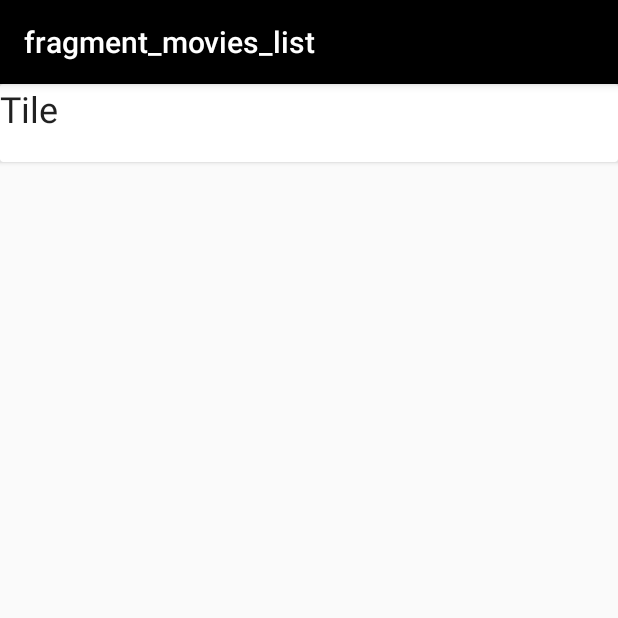
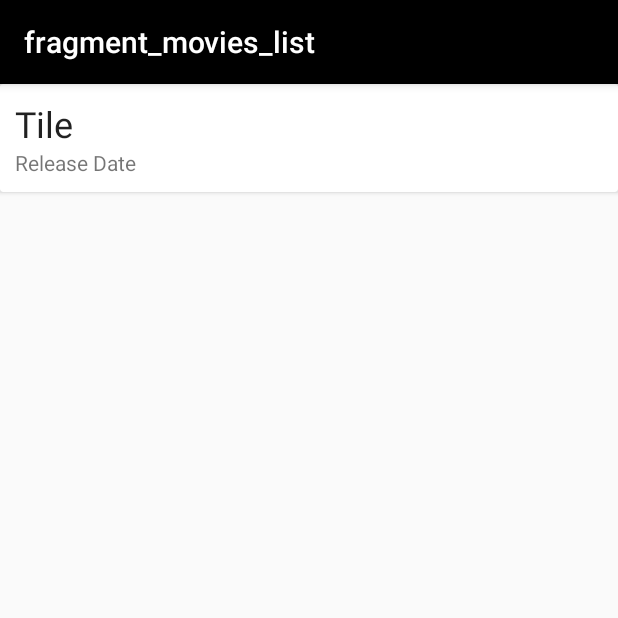
Before and after one commit to crupp52/nachos, an Android app: the screen it shows after launch (MainActivity), on a phone screen of 412 x 824 dp, the top half of it. Run offline under Robolectric (Android 15) with nearby library versions, the phone set to English and light mode, and no system bars; our stand-ins replace Room's generated code, navigation-ui; 1 statement that could not run was skipped.

Commit message:
First run

```diff
--- a/app/src/main/java/com/crupp52/nachos/data/db/MovieDatabase.kt
+++ b/app/src/main/java/com/crupp52/nachos/data/db/MovieDatabase.kt
@@ -9,7 +9,7 @@ import androidx.sqlite.db.SupportSQLiteDatabase
 import com.crupp52.nachos.data.MovieInfoProvider
 import com.crupp52.nachos.data.model.Movie
 
-@Database(entities = [Movie::class],    version = 1)
+@Database(entities = [Movie::class],    version = 2)
 abstract class MovieDatabase : RoomDatabase() {
 
     abstract fun movieDao(): MovieDao
--- a/app/src/main/java/com/crupp52/nachos/ui/list/MoviesListFragment.kt
+++ b/app/src/main/java/com/crupp52/nachos/ui/list/MoviesListFragment.kt
@@ -43,16 +43,16 @@ class MoviesListFragment : Fragment(),
             }
         })
 
-        addFab.setOnClickListener{
+        /*addFab.setOnClickListener{
             view.findNavController().navigate(R.id.action_moviesListFragment_to_addMovieFragment2)
-        }
+        }*/
     }
 
     override fun onItemClick(movie: Movie, itemView: View) {
         val movieBundle = Bundle().apply {
             putInt(getString(R.string.movie_id), movie.id)
         }
-        view?.findNavController()?.navigate(R.id.action_moviesListFragment_to_movieDetailsActivity, movieBundle)
+        view?.findNavController()?.navigate(R.id.action_moviesListFragment_to_movieDetailsFragment2, movieBundle)
     }
 
     private fun populateMovieList(peopleList: List<Movie>) {
--- a/app/src/main/res/layout/activity_main.xml
+++ b/app/src/main/res/layout/activity_main.xml
@@ -1,5 +1,5 @@
 <?xml version="1.0" encoding="utf-8"?>
-<android.support.constraint.ConstraintLayout
+<androidx.constraintlayout.widget.ConstraintLayout
     xmlns:android="http://schemas.android.com/apk/res/android"
     xmlns:app="http://schemas.android.com/apk/res-auto"
     xmlns:tools="http://schemas.android.com/tools"
@@ -14,4 +14,4 @@
         android:layout_height="match_parent"
         app:defaultNavHost="true"
         app:navGraph="@navigation/navigation_graph" />
-</android.support.constraint.ConstraintLayout>
+</androidx.constraintlayout.widget.ConstraintLayout>
--- a/app/src/main/res/layout/fragment_movie_details.xml
+++ b/app/src/main/res/layout/fragment_movie_details.xml
@@ -12,7 +12,8 @@
         android:layout_width="wrap_content"
         android:layout_height="wrap_content"
         android:layout_gravity="center_horizontal"
-        android:textAppearance="@style/TextAppearance.AppCompat.Headline" />
+        android:textAppearance="@style/TextAppearance.AppCompat.Headline"
+        android:text="@string/movie_title"/>
 
     <TextView
         android:id="@+id/textReleaseDate"
@@ -20,6 +21,7 @@
         android:layout_height="wrap_content"
         android:layout_gravity="center_horizontal"
         android:layout_marginBottom="@dimen/default_margin"
-        android:gravity="center" />
+        android:gravity="center"
+        android:text="@string/release_date" />
 
 </LinearLayout>
--- a/app/src/main/res/layout/fragment_movies_list.xml
+++ b/app/src/main/res/layout/fragment_movies_list.xml
@@ -14,7 +14,7 @@
         android:layout_alignParentTop="true"
         tools:listitem="@layout/layout_list_item" />
 
-    <android.support.design.widget.FloatingActionButton
+    <com.google.android.material.floatingactionbutton.FloatingActionButton
         android:id="@+id/addFab"
         android:layout_width="64dp"
         android:layout_height="wrap_content"
--- a/app/src/main/res/layout/layout_list_item.xml
+++ b/app/src/main/res/layout/layout_list_item.xml
@@ -14,7 +14,7 @@
     <RelativeLayout
         android:layout_width="match_parent"
         android:layout_height="wrap_content"
-        android:padding="@dimen/default_padding">
+        android:padding="10dp">
 
         <TextView
             android:text="@string/tile"
@@ -30,7 +30,8 @@
             android:layout_height="wrap_content"
             android:layout_below="@id/textViewTitle"
             android:gravity="center_vertical"
-            android:lines="1" />
+            android:lines="1"
+            android:text="@string/release_date"/>
     </RelativeLayout>
 
 </androidx.cardview.widget.CardView>
--- a/app/src/main/res/navigation/navigation_graph.xml
+++ b/app/src/main/res/navigation/navigation_graph.xml
@@ -14,17 +14,17 @@
             android:id="@+id/action_moviesListFragment_to_addMovieFragment2"
             app:destination="@id/addMovieFragment2" />
         <action
-            android:id="@+id/action_moviesListFragment_to_movieDetailsActivity"
-            app:destination="@id/movieDetailsActivity" />
+            android:id="@+id/action_moviesListFragment_to_movieDetailsFragment2"
+            app:destination="@id/movieDetailsFragment2" />
     </fragment>
     <fragment
         android:id="@+id/addMovieFragment2"
         android:name="com.crupp52.nachos.ui.add.AddMovieFragment"
         android:label="fragment_add_movie"
         tools:layout="@layout/fragment_add_movie" />
-    <activity
-        android:id="@+id/movieDetailsActivity"
-        android:name="com.crupp52.nachos.ui.details.MovieDetailsActivity"
-        android:label="activity_movie_details"
-        tools:layout="@layout/activity_movie_details" />
+    <fragment
+        android:id="@+id/movieDetailsFragment2"
+        android:name="com.crupp52.nachos.ui.details.MovieDetailsFragment"
+        android:label="fragment_movie_details"
+        tools:layout="@layout/fragment_movie_details" />
 </navigation>
--- a/app/src/main/res/values/strings.xml
+++ b/app/src/main/res/values/strings.xml
@@ -4,4 +4,6 @@
     <string name="save" />
     <string name="hint_contact" />
     <string name="tile">Tile</string>
+    <string name="release_date">Release Date</string>
+    <string name="movie_title">Movie Title</string>
 </resources>
```
Also changed, not shown: app/build.gradle (+12 -19 lines), app/src/main/res/drawable/ic_add.xml (indentation only).
